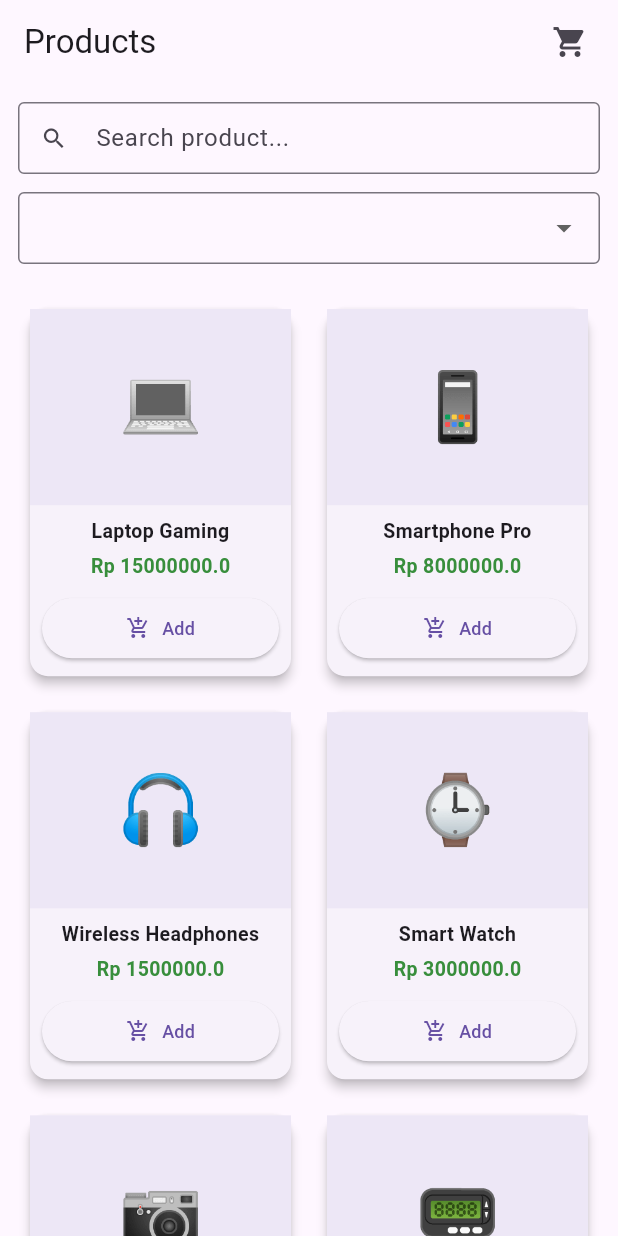
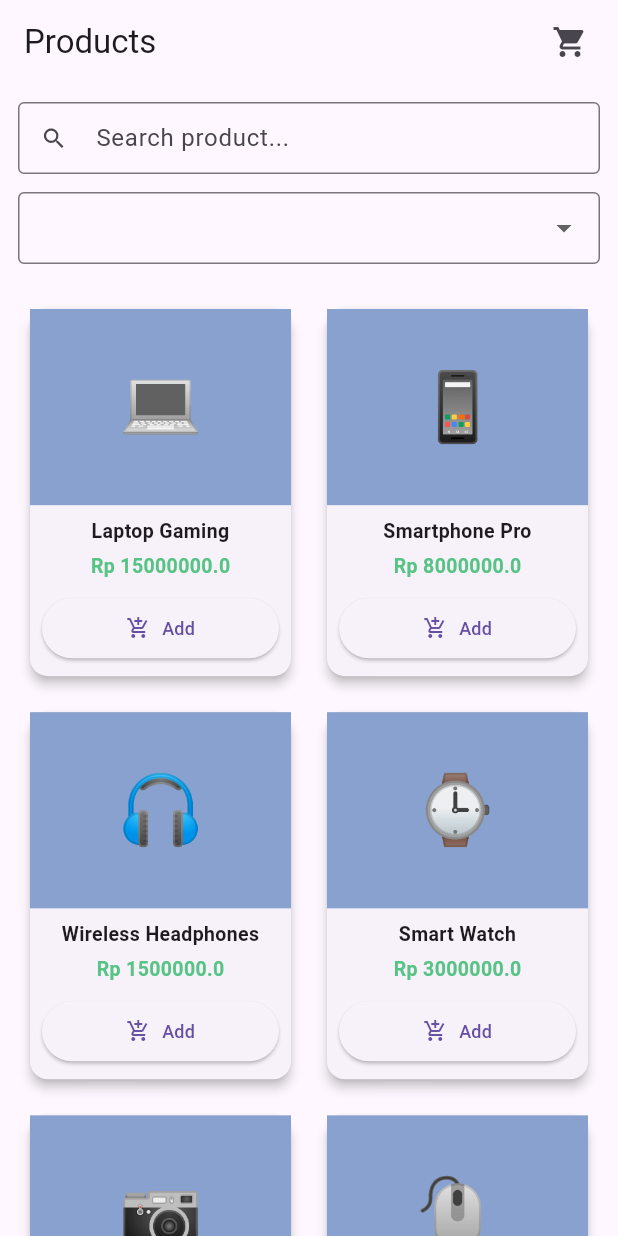
Before and after one commit to rinaaluthfiah/Tugas-Shoping-Cart-Isrina-003-, a Flutter app: the screen it shows after launch, on a phone screen of 412 x 824 dp. Run offline on Flutter 3.47's test engine with Material 3 defaults, Android fonts, the phone set to English and light mode, and no system bars.

Commit message:
product_list_page.dart

```diff
--- a/lib/pages/product_list_page.dart
+++ b/lib/pages/product_list_page.dart
@@ -58,11 +58,27 @@ class _ProductListPageState extends State<ProductListPage> {
       category: 'Electronics',
     ),
     Product(
+      id: '5',
+      name: 'Gaming Mouse',
+      price: 450000,
+      emoji: '🖱️',
+      description: 'Mouse gaming RGB presisi tinggi',
+      category: 'Accessories',
+    ),
+    Product(
       id: '6',
-      name: 'Tablet Pro',
-      price: 7000000,
-      emoji: '📟',
-      description: 'Tablet untuk produktivitas',
+      name: 'Mechanical Keyboard',
+      price: 1200000,
+      emoji: '⌨️',
+      description: 'Keyboard mechanical blue switch',
+      category: 'Accessories',
+    ),
+    Product(
+      id: '7',
+      name: 'External SSD 1TB',
+      price: 1800000,
+      emoji: '💾',
+      description: 'SSD external kecepatan tinggi',
       category: 'Electronics',
     ),
   ];
@@ -70,8 +86,9 @@ class _ProductListPageState extends State<ProductListPage> {
   @override
   Widget build(BuildContext context) {
     final filteredProducts = products.where((product) {
-      final matchesSearch =
-          product.name.toLowerCase().contains(searchQuery.toLowerCase());
+      final matchesSearch = product.name.toLowerCase().contains(
+        searchQuery.toLowerCase(),
+      );
 
       final matchesCategory =
           selectedCategory == 'All' || product.category == selectedCategory;
@@ -92,9 +109,7 @@ class _ProductListPageState extends State<ProductListPage> {
                     onPressed: () {
                       Navigator.push(
                         context,
-                        MaterialPageRoute(
-                          builder: (_) => const CartPage(),
-                        ),
+                        MaterialPageRoute(builder: (_) => const CartPage()),
                       );
                     },
                   ),
@@ -133,7 +148,6 @@ class _ProductListPageState extends State<ProductListPage> {
 
       body: Column(
         children: [
-          // 🔍 SEARCH BAR
           Padding(
             padding: const EdgeInsets.all(12),
             child: TextField(
@@ -161,9 +175,13 @@ class _ProductListPageState extends State<ProductListPage> {
               items: const [
                 DropdownMenuItem(value: 'All', child: Text('All')),
                 DropdownMenuItem(
-                    value: 'Electronics', child: Text('Electronics')),
+                  value: 'Electronics',
+                  child: Text('Electronics'),
+                ),
                 DropdownMenuItem(
-                    value: 'Accessories', child: Text('Accessories')),
+                  value: 'Accessories',
+                  child: Text('Accessories'),
+                ),
               ],
               onChanged: (value) {
                 setState(() {
@@ -174,13 +192,10 @@ class _ProductListPageState extends State<ProductListPage> {
           ),
 
           const SizedBox(height: 10),
-
-          // 🛍 PRODUCT GRID
           Expanded(
             child: GridView.builder(
               padding: const EdgeInsets.all(16),
-              gridDelegate:
-                  const SliverGridDelegateWithFixedCrossAxisCount(
+              gridDelegate: const SliverGridDelegateWithFixedCrossAxisCount(
                 crossAxisCount: 2,
                 childAspectRatio: 0.72,
                 crossAxisSpacing: 16,
@@ -196,7 +211,7 @@ class _ProductListPageState extends State<ProductListPage> {
                     children: [
                       Expanded(
                         child: Container(
-                          color: Colors.deepPurple.shade50,
+                          color: const Color.fromARGB(255, 137, 161, 207),
                           child: Center(
                             child: Text(
                               product.emoji,
@@ -221,9 +236,9 @@ class _ProductListPageState extends State<ProductListPage> {
                             ),
                             const SizedBox(height: 4),
                             Text(
-                              'Rp ${product.price}', // ✅ FIX tanpa toStringAsFixed
+                              'Rp ${product.price}',
                               style: TextStyle(
-                                color: Colors.green[700],
+                                color: const Color.fromARGB(255, 87, 195, 133),
                                 fontWeight: FontWeight.w600,
                                 fontSize: 13,
                               ),
@@ -235,15 +250,13 @@ class _ProductListPageState extends State<ProductListPage> {
                                 onPressed: () {
                                   context.read<CartModel>().addItem(product);
 
-                                  ScaffoldMessenger.of(context)
-                                      .showSnackBar(
+                                  ScaffoldMessenger.of(context).showSnackBar(
                                     SnackBar(
                                       content: Text(
-                                          '${product.name} ditambahkan ke cart!'),
-                                      duration:
-                                          const Duration(seconds: 1),
-                                      behavior:
-                                          SnackBarBehavior.floating,
+                                        '${product.name} ditambahkan ke cart!',
+                                      ),
+                                      duration: const Duration(seconds: 1),
+                                      behavior: SnackBarBehavior.floating,
                                     ),
                                   );
                                 },
@@ -257,7 +270,8 @@ class _ProductListPageState extends State<ProductListPage> {
                                 ),
                                 style: ElevatedButton.styleFrom(
                                   padding: const EdgeInsets.symmetric(
-                                      vertical: 8),
+                                    vertical: 8,
+                                  ),
                                 ),
                               ),
                             ),
```
